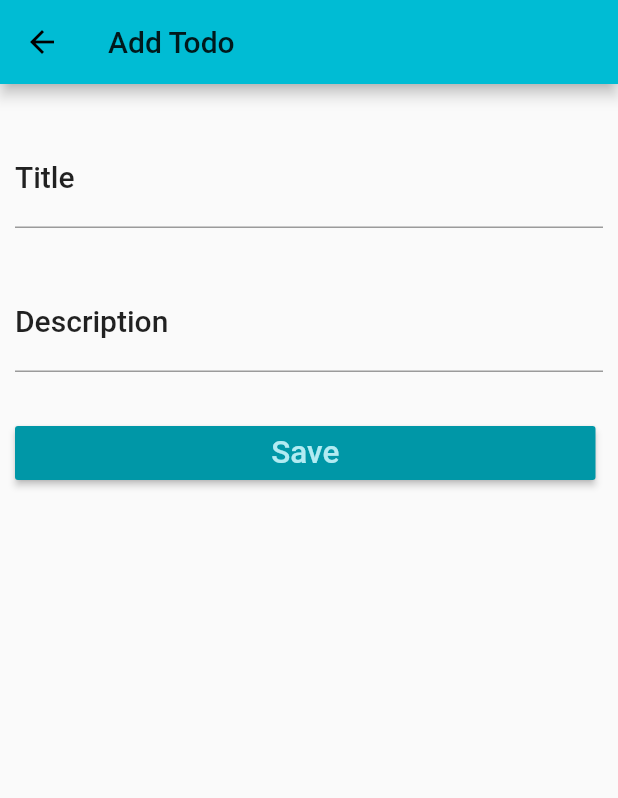
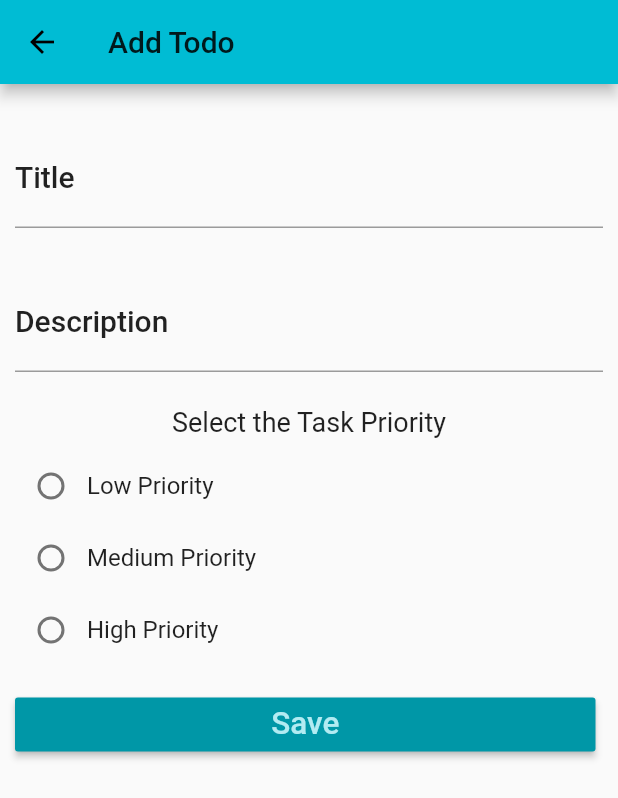
Before and after one commit to pawnjester/daily, a Flutter app: the DailyList screen opened directly, after a tap on the "add" icon, on a phone screen of 412 x 824 dp. Shown: the top 798 px of the screen. Run offline on Flutter 3.47's test engine with Material 2 defaults, Android fonts, the phone set to English and light mode, and no system bars; our stand-ins replace cloud_firestore, firebase_auth, logger; accounts and stored records are empty.

Commit message:
add-priority

```diff
--- a/lib/model/daily.dart
+++ b/lib/model/daily.dart
@@ -3,20 +3,29 @@ import 'package:cloud_firestore/cloud_firestore.dart';
 class Daily {
   String _id;
   String _title;
+
+
+
   String _description;
   String _date;
   bool _completed;
+  String _priority;
 
 
   final DocumentReference reference;
 
-  Daily(this._title, this._date, this._description, this._completed, this.reference);
+  Daily(this._title, this._date, this._description, this._completed, this._priority, this.reference);
 
   String get id => _id;
   String get title => _title;
   String get description => _description;
   String get date => _date;
   bool get completed => _completed;
+  String get priority => _priority;
+
+  set priority(String value) {
+    _priority = value;
+  }
 
   set title(String newTitle) {
     if (newTitle.length <= 255) {
@@ -43,6 +52,7 @@ class Daily {
     this._description = map['description'];
     this._date = map['date'];
     this._completed = map['completed'];
+    this._priority = map['priority'];
   }
 
   Daily.fromSnapshot(DocumentSnapshot snapshot)
--- a/lib/views/DailyDetail.dart
+++ b/lib/views/DailyDetail.dart
@@ -2,6 +2,7 @@ import 'package:cloud_firestore/cloud_firestore.dart';
 import 'package:daily_app/model/daily.dart';
 import 'package:flutter/cupertino.dart';
 import 'package:flutter/material.dart';
+import 'package:logger/logger.dart';
 import 'package:uuid/uuid.dart';
 
 class DailyDetail extends StatefulWidget {
@@ -22,6 +23,27 @@ class DailyDetailState extends State<DailyDetail> {
   TextEditingController titleController = TextEditingController();
   TextEditingController descriptionController = TextEditingController();
 
+  Priority _priority = Priority.NoPriority;
+  String taskVal;
+
+  void handleDailyType(Priority value) {
+    setState(() {
+      _priority = value;
+      switch(_priority.index) {
+        case 0:
+          taskVal = 'LowPriority';
+          break;
+        case 1:
+          taskVal = 'MediumPriority';
+          break;
+        case 2:
+          taskVal = 'HighPriority';
+          break;
+      }
+    });
+  }
+  final logger = Logger();
+
   DailyDetailState(this.todo, this.appBarTitle);
 
   @override
@@ -36,6 +58,8 @@ class DailyDetailState extends State<DailyDetail> {
 
     titleController.text = todo.title;
     descriptionController.text = todo.description;
+    logger.e(taskVal);
+
 
     return WillPopScope(
         onWillPop: () {
@@ -81,6 +105,65 @@ class DailyDetailState extends State<DailyDetail> {
                       labelStyle: textStyle,
                     ),
                   ),
+                ),
+                Row(
+                  mainAxisAlignment: MainAxisAlignment.center,
+                  children: <Widget>[
+                    Padding(
+                      padding: const EdgeInsets.only(top: 8, bottom: 8),
+                      child: Text(
+                        'Select the Task Priority',
+                        style: TextStyle(
+                          fontSize: 18,
+                        ),),
+                    )
+                  ],
+                ),
+                Column(
+                  children: <Widget>[
+                    Row(
+                      children: <Widget>[
+                        Radio(
+                          value: Priority.LowPriority,
+                          onChanged: handleDailyType,
+                          groupValue: _priority,
+                          activeColor: Theme.of(context).primaryColorDark,
+                        ),
+                        Text(
+                          'Low Priority',
+                          style: TextStyle(fontSize: 16),
+                        )
+                      ],
+                    ),
+                    Row(
+                      children: <Widget>[
+                        Radio(
+                          value: Priority.MediumPriority,
+                          onChanged: handleDailyType,
+                          groupValue: _priority,
+                          activeColor: Theme.of(context).primaryColorDark,
+                        ),
+                        Text(
+                          'Medium Priority',
+                          style: TextStyle(fontSize: 16),
+                        )
+                      ],
+                    ),
+                    Row(
+                      children: <Widget>[
+                        Radio(
+                          value: Priority.HighPriority,
+                          onChanged: handleDailyType,
+                          groupValue: _priority,
+                          activeColor: Theme.of(context).primaryColorDark,
+                        ),
+                        Text(
+                          'High Priority',
+                          style: TextStyle(fontSize: 16),
+                        )
+                      ],
+                    ),
+                  ],
                 ),
                 Padding(
                   padding: EdgeInsets.only(top: 15.0, bottom: 15.0),
@@ -154,11 +237,11 @@ class DailyDetailState extends State<DailyDetail> {
       moveToLastScreen();
       await todoReference.collection('Daily').document()
           .setData({'id': id,'title': todo.title,
-        'description': todo.description, 'completed' : todo.completed });
+        'description': todo.description, 'completed' : todo.completed, 'priority': taskVal });
     } else {
       _isButtonDisabled = true;
-       final snackbar = SnackBar(content: Text('You cannot save an Empty file'));
-       Scaffold.of(context).showSnackBar(snackbar);
+      final snackbar = SnackBar(content: Text('You cannot save an Empty file'));
+      Scaffold.of(context).showSnackBar(snackbar);
     }
   }
 
@@ -177,3 +260,10 @@ class DailyDetailState extends State<DailyDetail> {
     await todoReference.collection('Daily').document(todo.reference.documentID).delete();
   }
 }
+
+enum Priority {
+  LowPriority,
+  MediumPriority,
+  HighPriority,
+  NoPriority
+}
--- a/lib/views/DailyList.dart
+++ b/lib/views/DailyList.dart
@@ -54,7 +54,7 @@ class _DailyListState extends State<DailyList> {
         ),
         floatingActionButton: FloatingActionButton(
           onPressed: () {
-            navigateToDetail(Daily('', '', '', false, null), 'Add Todo');
+            navigateToDetail(Daily('', '', '', false, null, null), 'Add Todo');
           },
           tooltip: 'Add Todo',
           child: Icon(Icons.add),
--- a/pubspec.yaml
+++ b/pubspec.yaml
@@ -16,6 +16,7 @@ dependencies:
   uuid: 2.0.1
   random_color: 1.0.3
   cloud_firestore: 0.8.2+1
+  grouped_buttons: ^1.0.4
 
 dev_dependencies:
   flutter_test:
```
Also changed, not shown: pubspec.lock.
